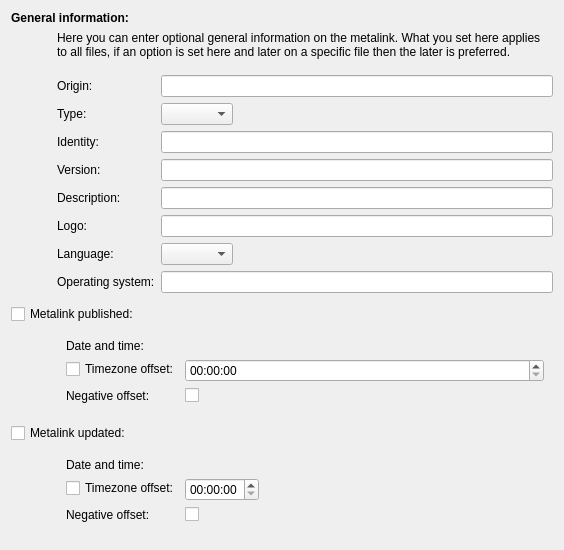
Qt form ui/metalinkcreator/general.ui (mfuchs/kget-gsoc) before a commit.
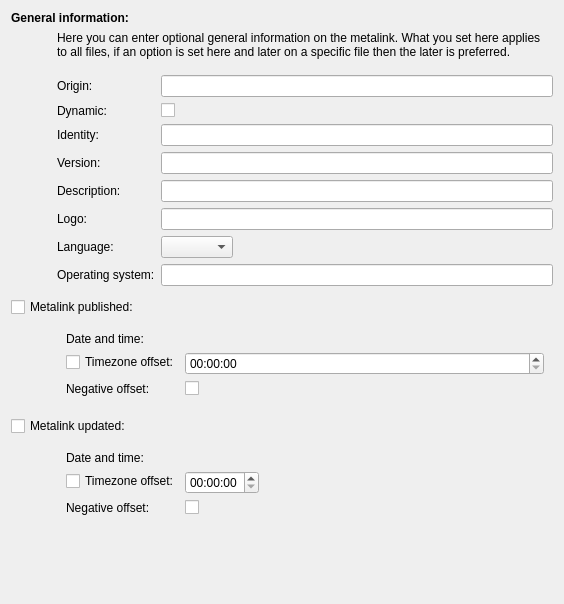
The same form after that commit. Custom widgets are drawn as their Qt base class.

Commit message: METALINKCREATOR: Does not use maxconnections anymore (not in the Metalink-Draft). Uses preference and now uses the new <dynamic> element of the newest draft.

Diff of the .ui file:
```diff
--- a/ui/metalinkcreator/general.ui
+++ b/ui/metalinkcreator/general.ui
@@ -7,7 +7,7 @@
     <x>0</x>
     <y>0</y>
     <width>564</width>
-    <height>550</height>
+    <height>604</height>
    </rect>
   </property>
   <property name="windowTitle">
@@ -32,13 +32,10 @@
         <string>Dynamic means that updated metalinks can be found at &quot;Origin&quot;.</string>
        </property>
        <property name="text">
-        <string>Type:</string>
+        <string>Dynamic:</string>
        </property>
       </widget>
      </item>
-     <item row="1" column="1">
-      <widget class="KComboBox" name="type"/>
-     </item>
      <item row="2" column="0">
       <widget class="QLabel" name="label_3">
        <property name="toolTip">
@@ -137,6 +134,13 @@
        </property>
       </widget>
      </item>
+     <item row="1" column="1">
+      <widget class="QCheckBox" name="dynamic">
+       <property name="text">
+        <string/>
+       </property>
+      </widget>
+     </item>
     </layout>
    </item>
    <item row="6" column="1">
@@ -323,11 +327,6 @@
   </layout>
  </widget>
  <customwidgets>
-  <customwidget>
-   <class>KLineEdit</class>
-   <extends>QLineEdit</extends>
-   <header>klineedit.h</header>
-  </customwidget>
   <customwidget>
    <class>KComboBox</class>
    <extends>QComboBox</extends>
@@ -338,6 +337,11 @@
    <extends>QWidget</extends>
    <header>kdatetimewidget.h</header>
   </customwidget>
+  <customwidget>
+   <class>KLineEdit</class>
+   <extends>QLineEdit</extends>
+   <header>klineedit.h</header>
+  </customwidget>
  </customwidgets>
  <resources/>
  <connections>
```
Left out of the diff: 2 changed lines with no effect on the pictures. The commit also changes 7 other files.
